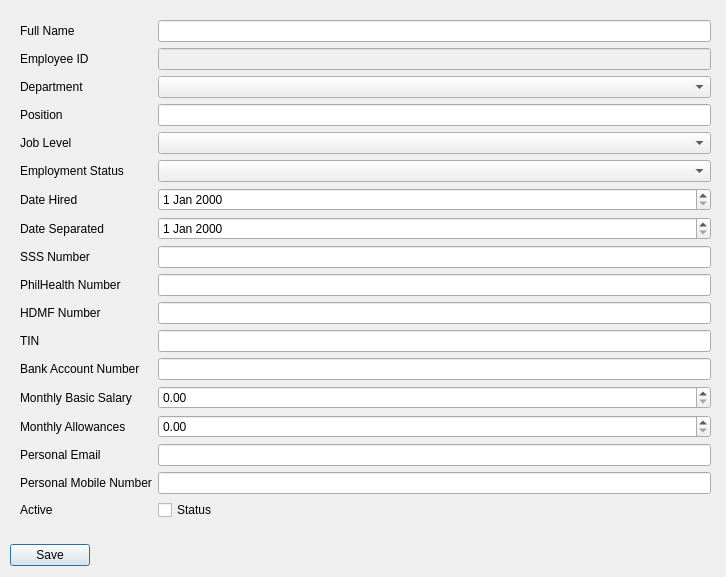
Qt form UI/Dialogs/edit_employee_details.ui (Justin-Kuchmy/JustPay_App) before a commit.
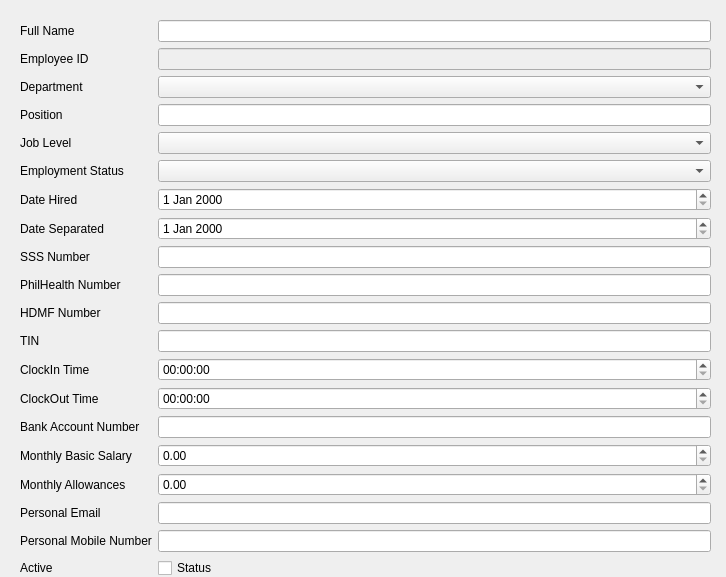
The same form after that commit.

What changed in the file:
```diff
--- a/UI/Dialogs/edit_employee_details.ui
+++ b/UI/Dialogs/edit_employee_details.ui
@@ -19,7 +19,7 @@
      <x>10</x>
      <y>10</y>
      <width>711</width>
-     <height>556</height>
+     <height>614</height>
     </rect>
    </property>
    <layout class="QVBoxLayout" name="verticalLayout">
@@ -161,70 +161,90 @@
       <item row="11" column="1">
        <widget class="QLineEdit" name="tinLineEdit"/>
       </item>
-      <item row="12" column="0">
+      <item row="14" column="0">
        <widget class="QLabel" name="bankAccountNumberLabel">
         <property name="text">
          <string>Bank Account Number</string>
         </property>
        </widget>
       </item>
-      <item row="12" column="1">
+      <item row="14" column="1">
        <widget class="QLineEdit" name="bankAccountNumberLineEdit"/>
       </item>
-      <item row="13" column="0">
+      <item row="15" column="0">
        <widget class="QLabel" name="monthlySalaryLabel">
         <property name="text">
          <string>Monthly Basic Salary</string>
         </property>
        </widget>
       </item>
-      <item row="13" column="1">
+      <item row="15" column="1">
        <widget class="QDoubleSpinBox" name="monthlySalarySpinBox"/>
       </item>
-      <item row="14" column="0">
+      <item row="16" column="0">
        <widget class="QLabel" name="monthlyAllowancesLabel">
         <property name="text">
          <string>Monthly Allowances</string>
         </property>
        </widget>
       </item>
-      <item row="14" column="1">
+      <item row="16" column="1">
        <widget class="QDoubleSpinBox" name="monthlyAllowancesSpinBox"/>
       </item>
-      <item row="15" column="0">
+      <item row="17" column="0">
        <widget class="QLabel" name="personalEmailLabel">
         <property name="text">
          <string>Personal Email</string>
         </property>
        </widget>
       </item>
-      <item row="15" column="1">
+      <item row="17" column="1">
        <widget class="QLineEdit" name="personEmailLineEdit"/>
       </item>
-      <item row="16" column="0">
+      <item row="18" column="0">
        <widget class="QLabel" name="personalMobileNumberLabel">
         <property name="text">
          <string>Personal Mobile Number</string>
         </property>
        </widget>
       </item>
-      <item row="16" column="1">
+      <item row="18" column="1">
        <widget class="QLineEdit" name="personalMobileNumberLineEdit"/>
       </item>
-      <item row="17" column="0">
+      <item row="19" column="0">
        <widget class="QLabel" name="activeStatusLabel">
         <property name="text">
          <string>Active</string>
         </property>
        </widget>
       </item>
-      <item row="17" column="1">
+      <item row="19" column="1">
        <widget class="QCheckBox" name="activeStatusCheckBox">
         <property name="text">
          <string>Status</string>
         </property>
        </widget>
       </item>
+      <item row="12" column="0">
+       <widget class="QLabel" name="clockInLabel">
+        <property name="text">
+         <string>ClockIn Time</string>
+        </property>
+       </widget>
+      </item>
+      <item row="13" column="0">
+       <widget class="QLabel" name="clockOutLabel">
+        <property name="text">
+         <string>ClockOut Time</string>
+        </property>
+       </widget>
+      </item>
+      <item row="12" column="1">
+       <widget class="QTimeEdit" name="clockInTimeEdit"/>
+      </item>
+      <item row="13" column="1">
+       <widget class="QTimeEdit" name="clockOutTimeEdit"/>
+      </item>
      </layout>
     </item>
     <item>
```
